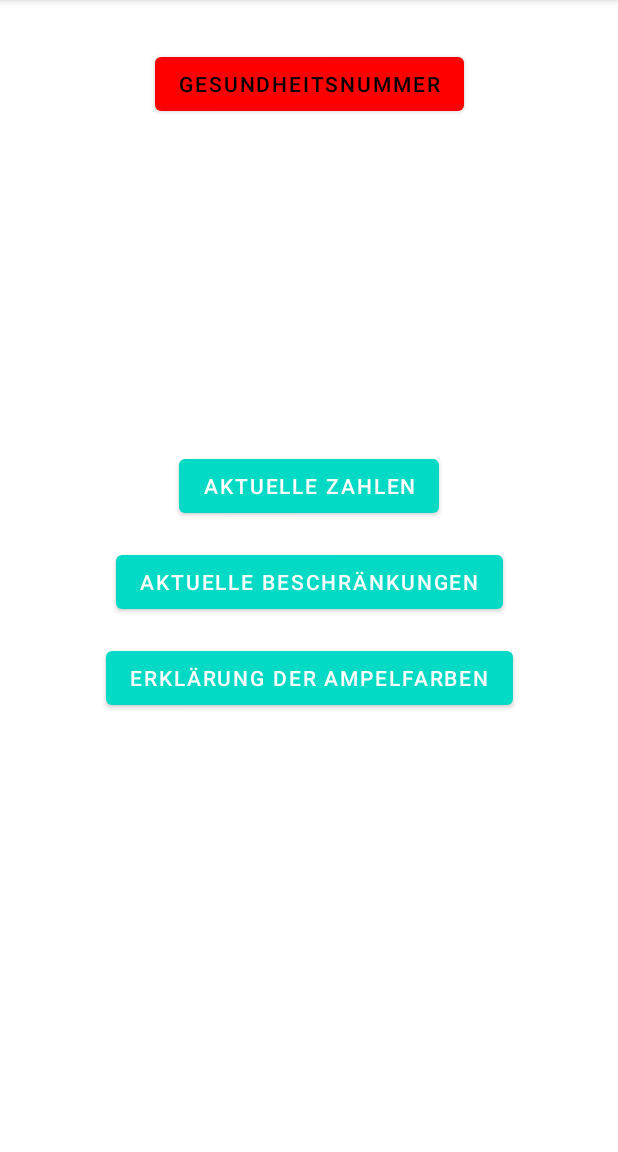
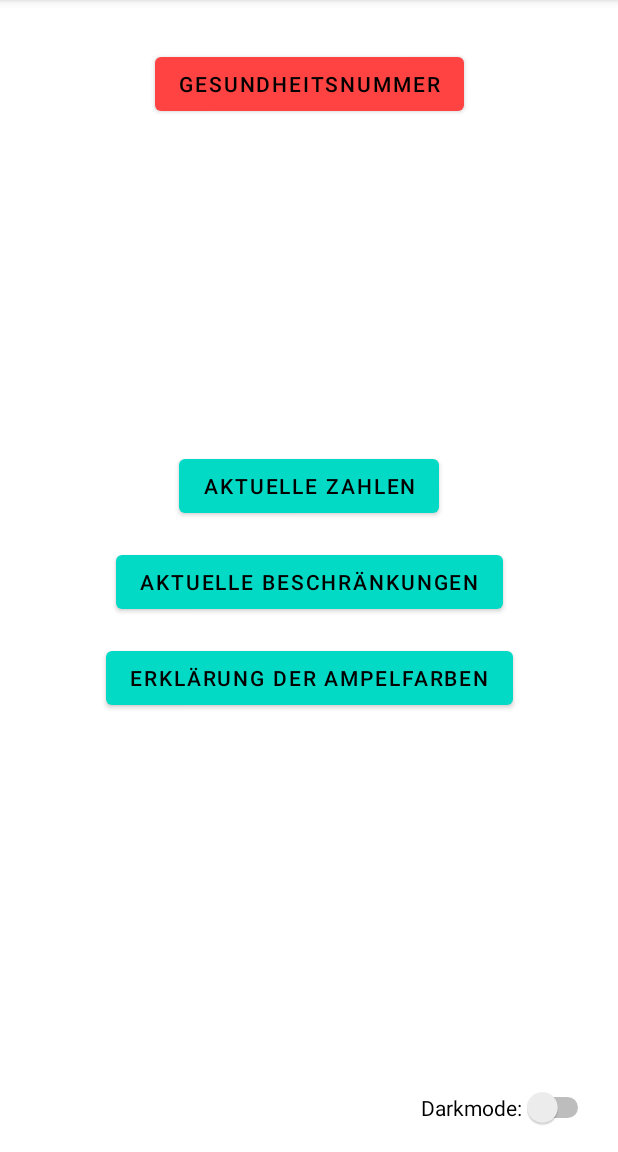
Before and after one commit to hasenhuettl/CoronaInfoApp, an Android app: the screen it shows after launch (MainActivity), on a phone screen of 412 x 824 dp, the part 84-1236 px from its top. Run offline under Robolectric (Android 15) with nearby library versions, the phone set to English and light mode, and no system bars.

Commit message:
Nightmode and Persistence

```diff
--- a/app/src/main/java/fhj/ima/com/example/coronainfoapp/MainActivity.kt
+++ b/app/src/main/java/fhj/ima/com/example/coronainfoapp/MainActivity.kt
@@ -1,9 +1,12 @@
 package at.fh.swengb.coronainfoapp
 
+import android.content.Context
 import android.content.Intent
+import android.content.SharedPreferences
 import android.net.Uri
 import androidx.appcompat.app.AppCompatActivity
 import android.os.Bundle
+import androidx.appcompat.app.AppCompatDelegate
 import fhj.ima.com.example.coronainfoapp.Beschraenkungen
 import fhj.ima.com.example.coronainfoapp.AktuelleZahlen
 import kotlinx.android.synthetic.main.activity_main.*
@@ -12,6 +15,16 @@ class MainActivity : AppCompatActivity() {
     override fun onCreate(savedInstanceState: Bundle?) {
         super.onCreate(savedInstanceState)
         setContentView(R.layout.activity_main)
+
+
+        val sharedPreferences: SharedPreferences = this.getSharedPreferences("LocalPersistence", Context.MODE_PRIVATE)
+        sharedPreferences.getBoolean("KEY_DARKMODE", false).also { main_switch_darkmode.isChecked = it }
+        if (main_switch_darkmode.isChecked) {
+            AppCompatDelegate.setDefaultNightMode(AppCompatDelegate.MODE_NIGHT_YES)
+        } else {
+            AppCompatDelegate.setDefaultNightMode(AppCompatDelegate.MODE_NIGHT_NO)
+        }
+
 
         call_button.setOnClickListener{
             val call = Intent(Intent.ACTION_DIAL)
@@ -33,5 +46,17 @@ class MainActivity : AppCompatActivity() {
             val intent = Intent(this, Ampelfarben::class.java)
             startActivity(intent)
         }
+
+        main_switch_darkmode.setOnClickListener{
+            val editor: SharedPreferences.Editor = sharedPreferences.edit()
+            editor.putBoolean("KEY_DARKMODE", main_switch_darkmode.isChecked)
+            editor.apply()
+            if (main_switch_darkmode.isChecked) {
+                AppCompatDelegate.setDefaultNightMode(AppCompatDelegate.MODE_NIGHT_YES)
+            } else {
+                AppCompatDelegate.setDefaultNightMode(AppCompatDelegate.MODE_NIGHT_NO)
+            }
+        }
     }
+
 }
--- a/app/src/main/res/layout/activity_epikurve.xml
+++ b/app/src/main/res/layout/activity_epikurve.xml
@@ -39,7 +39,7 @@
         android:layout_margin="10dp"
         android:layout_marginStart="8dp"
         android:layout_marginEnd="32dp"
-        android:entries="@array/city_list"
+        android:entries="@array/spinner_numbers"
         android:gravity="left"
         app:layout_constraintBottom_toBottomOf="@+id/epikurve_tage"
         app:layout_constraintEnd_toStartOf="@+id/epikurve_button"
--- a/app/src/main/res/layout/activity_main.xml
+++ b/app/src/main/res/layout/activity_main.xml
@@ -48,4 +48,14 @@
         app:layout_constraintEnd_toEndOf="@+id/beschränkungen_button"
         app:layout_constraintStart_toStartOf="@+id/beschränkungen_button"
         app:layout_constraintTop_toBottomOf="@+id/beschränkungen_button" />
+
+    <Switch
+        android:id="@+id/main_switch_darkmode"
+        android:layout_width="wrap_content"
+        android:layout_height="wrap_content"
+        android:layout_marginEnd="16dp"
+        android:layout_marginBottom="16dp"
+        android:text="Darkmode:"
+        app:layout_constraintBottom_toBottomOf="parent"
+        app:layout_constraintEnd_toEndOf="parent" />
 </androidx.constraintlayout.widget.ConstraintLayout>
--- a/app/src/main/res/values-night/themes.xml
+++ b/app/src/main/res/values-night/themes.xml
@@ -2,13 +2,14 @@
     <!-- Base application theme. -->
     <style name="Theme.CoronaInfoApp" parent="Theme.MaterialComponents.DayNight.DarkActionBar">
         <!-- Primary brand color. -->
-        <item name="colorPrimary">@color/teal_200</item>
-        <item name="colorPrimaryVariant">@color/teal_700</item>
-        <item name="colorOnPrimary">@color/black</item>
+        <item name="colorPrimary">@color/teal_700</item>
+        <item name="colorPrimaryVariant">@color/oceanic</item>
+        <item name="colorOnPrimary">@color/teal_200</item>
         <!-- Secondary brand color. -->
-        <item name="colorSecondary">@color/teal_200</item>
-        <item name="colorSecondaryVariant">@color/teal_200</item>
-        <item name="colorOnSecondary">@color/black</item>
+        <item name="colorSecondary">@color/teal_700</item>
+        <item name="colorSecondaryVariant">@color/oceanic</item>
+        <item name="colorOnSecondary">@color/light_teal</item>
+        <item name="android:textColor">@color/teal_700</item>
         <!-- Status bar color. -->
         <item name="android:statusBarColor" tools:targetApi="l">?attr/colorPrimaryVariant</item>
         <!-- Customize your theme here. -->
--- a/app/src/main/res/values/colors.xml
+++ b/app/src/main/res/values/colors.xml
@@ -5,7 +5,7 @@
     <color name="purple">#FF3700B3</color>
     <color name="red">#B30000</color>
     <color name="darkred">#750000</color>
-    <color name="lightred">#FD0000</color>
+    <color name="lightred">#FF4343</color>
     <color name="light_teal">#83DAD2</color>
     <color name="teal_200">#FF03DAC5</color>
     <color name="teal_700">#FF018786</color>
--- a/app/src/main/res/values/strings.xml
+++ b/app/src/main/res/values/strings.xml
@@ -9,7 +9,7 @@
     <string name="langTag">tr</string>
     <string name="noConnection">Konnte keine Verbindung mit dem Server herstellen. Bitte überprüfen Sie ihre Internetverbindung</string>
     <string name="beschraenkungenText">30.12: \n✱ Kultur: Museen, Bibliotheken, Büchereien und Archive werden geschlossen. \n✱ Freizeit: Tierparks, Zoos und botanische Gärten bleiben geschlossen. ></string>
-    <string-array name="city_list">
+    <string-array name="spinner_numbers">
         <item>30</item>
         <item>50</item>
         <item>90</item>
--- a/app/src/main/res/values/themes.xml
+++ b/app/src/main/res/values/themes.xml
@@ -4,11 +4,12 @@
         <!-- Primary brand color. -->
         <item name="colorPrimary">@color/teal_200</item>
         <item name="colorPrimaryVariant">@color/teal_700</item>
-        <item name="colorOnPrimary">@color/white</item>
+        <item name="colorOnPrimary">@color/black</item>
         <!-- Secondary brand color. -->
         <item name="colorSecondary">@color/blue</item>
         <item name="colorSecondaryVariant">@color/oceanic</item>
         <item name="colorOnSecondary">@color/black</item>
+        <item name="android:textColor">#000000</item>
         <!-- Status bar color. -->
         <item name="android:statusBarColor" tools:targetApi="l">?attr/colorPrimaryVariant</item>
         <!-- Customize your theme here. -->
```
Also changed, not shown: app/build.gradle (+0 -10 lines), app/src/main/java/fhj/ima/com/example/coronainfoapp/Epikurve.kt (+25 -23 lines).
